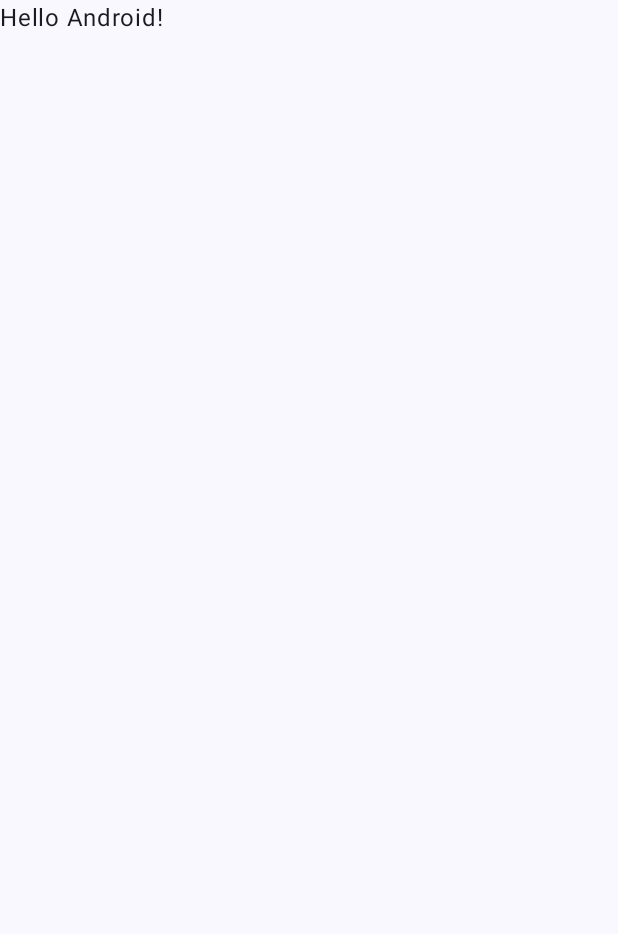
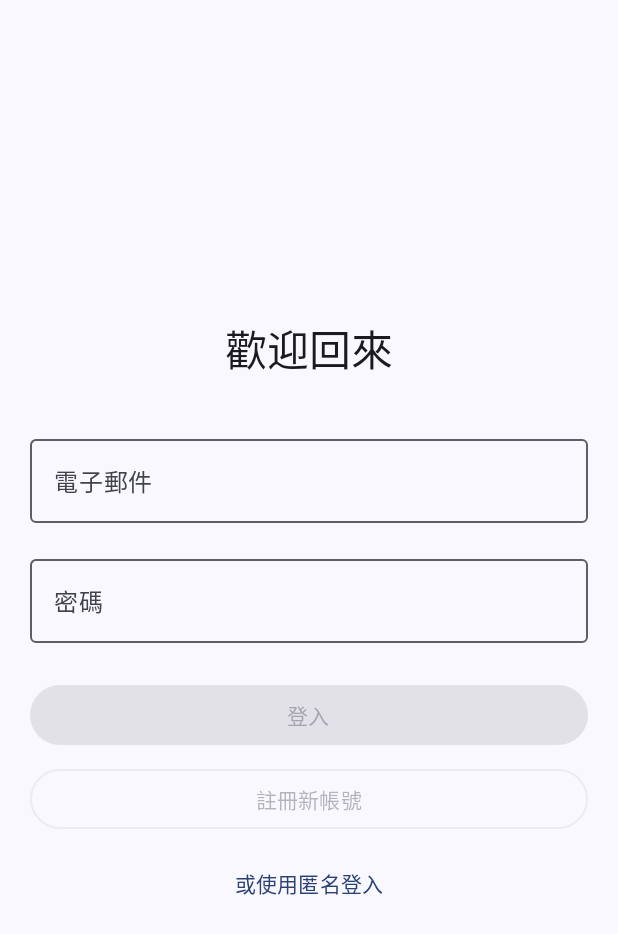
Before and after one commit to lily51527/workout-log, an Android app built with Jetpack Compose: the screen it shows after launch (MainActivity), on a phone screen of 412 x 824 dp. Before the commit the part shown is almost empty. Shown: the top 934 px of the screen. Run offline under Robolectric (Android 15) with nearby library versions, the phone set to English and light mode, and no system bars; our stand-ins replace Dagger/Hilt's generated code, Firebase (no records; nobody signed in at launch, a user with empty details on screens opened directly).

Commit message:
Add AppModule.kt, Navigation.kt, Login.kt, AuthViewModel.kt

```diff
--- a/app/src/main/java/idv/wennyli/workoutlog/MainActivity.kt
+++ b/app/src/main/java/idv/wennyli/workoutlog/MainActivity.kt
@@ -4,44 +4,58 @@ import android.os.Bundle
 import androidx.activity.ComponentActivity
 import androidx.activity.compose.setContent
 import androidx.activity.enableEdgeToEdge
+import androidx.compose.foundation.layout.Box
 import androidx.compose.foundation.layout.fillMaxSize
 import androidx.compose.foundation.layout.padding
+import androidx.compose.material3.MaterialTheme
 import androidx.compose.material3.Scaffold
+import androidx.compose.material3.Surface
 import androidx.compose.material3.Text
 import androidx.compose.runtime.Composable
 import androidx.compose.ui.Modifier
 import androidx.compose.ui.tooling.preview.Preview
+import androidx.navigation.compose.rememberNavController
+import com.google.firebase.Firebase
+import com.google.firebase.auth.FirebaseAuth
+import com.google.firebase.auth.auth
+import idv.wennyli.workoutlog.ui.navigation.MainNavHost
+import idv.wennyli.workoutlog.ui.navigation.Screen
 import idv.wennyli.workoutlog.ui.theme.WorkoutLogTheme
+import javax.inject.Inject
 
 class MainActivity : ComponentActivity() {
+    @Inject
+    lateinit var auth: FirebaseAuth
+
     override fun onCreate(savedInstanceState: Bundle?) {
         super.onCreate(savedInstanceState)
         enableEdgeToEdge()
         setContent {
             WorkoutLogTheme {
-                Scaffold(modifier = Modifier.fillMaxSize()) { innerPadding ->
-                    Greeting(
-                        name = "Android",
-                        modifier = Modifier.padding(innerPadding)
-                    )
+                Surface(
+                    modifier = Modifier.fillMaxSize(),
+                    color = MaterialTheme.colorScheme.background
+                ) {
+                    val navController = rememberNavController()
+
+                    // 判斷起始畫面：如果使用者已登入，直接進入主畫面，否則顯示登入畫面
+//                    val startDestination = if (auth.currentUser != null) {
+//                        Screen.WorkoutLog.route
+//                    } else {
+//                        Screen.Login.route
+//                    }
+
+                    MainNavHost(navController = navController, startDestination = Screen.Login.route)
                 }
             }
         }
     }
 }
 
-@Composable
-fun Greeting(name: String, modifier: Modifier = Modifier) {
-    Text(
-        text = "Hello $name!",
-        modifier = modifier
-    )
-}
-
-@Preview(showBackground = true)
-@Composable
-fun GreetingPreview() {
-    WorkoutLogTheme {
-        Greeting("Android")
-    }
-}
+//@Preview(showBackground = true)
+//@Composable
+//fun GreetingPreview() {
+//    WorkoutLogTheme {
+//
+//    }
+//}
--- /dev/null
+++ b/app/src/main/java/idv/wennyli/workoutlog/di/AppModule.kt
@@ -0,0 +1,34 @@
+package idv.wennyli.workoutlog.di
+
+import com.google.firebase.Firebase
+import com.google.firebase.auth.FirebaseAuth
+import com.google.firebase.auth.auth
+import com.google.firebase.firestore.FirebaseFirestore
+import com.google.firebase.firestore.firestore
+import dagger.Module
+import dagger.Provides
+import dagger.hilt.InstallIn
+import dagger.hilt.components.SingletonComponent
+import idv.wennyli.workoutlog.data.repository.WorkoutRepository
+import idv.wennyli.workoutlog.data.repository.WorkoutRepositoryImpl
+import javax.inject.Singleton
+
+@Module
+@InstallIn(SingletonComponent::class)
+object AppModule {
+
+    @Provides
+    @Singleton
+    fun provideFirebaseAuth(): FirebaseAuth = Firebase.auth
+
+    @Provides
+    @Singleton
+    fun provideFirebaseFirestore(): FirebaseFirestore = Firebase.firestore
+
+//    @Provides
+//    @Singleton
+//    fun provideWorkoutRepository(
+//        auth: FirebaseAuth,
+//        firestore: FirebaseFirestore
+//    ): WorkoutRepository = WorkoutRepositoryImpl(auth, firestore)
+}
--- /dev/null
+++ b/app/src/main/java/idv/wennyli/workoutlog/ui/navigation/Navigation.kt
@@ -0,0 +1,31 @@
+package idv.wennyli.workoutlog.ui.navigation
+
+import androidx.compose.runtime.Composable
+import androidx.navigation.NavHostController
+import androidx.navigation.compose.NavHost
+import androidx.navigation.compose.composable
+import idv.wennyli.workoutlog.ui.view.Login
+
+sealed class Screen(val route: String) {
+    object Login : Screen("login_screen")
+    object WorkoutLog : Screen("workout_log_screen")
+    object Timer : Screen("timer_screen")
+}
+
+@Composable
+fun MainNavHost(
+    navController: NavHostController,
+    startDestination: String
+) {
+    NavHost(navController = navController, startDestination = startDestination) {
+        composable(Screen.Login.route) {
+            Login(navController)
+        }
+        composable(Screen.WorkoutLog.route) {
+
+        }
+        composable(Screen.Timer.route) {
+
+        }
+    }
+}
--- /dev/null
+++ b/app/src/main/java/idv/wennyli/workoutlog/ui/view/Login.kt
@@ -0,0 +1,181 @@
+package idv.wennyli.workoutlog.ui.view
+
+import androidx.compose.foundation.layout.Arrangement
+import androidx.compose.foundation.layout.Box
+import androidx.compose.foundation.layout.Column
+import androidx.compose.foundation.layout.Spacer
+import androidx.compose.foundation.layout.fillMaxSize
+import androidx.compose.foundation.layout.fillMaxWidth
+import androidx.compose.foundation.layout.height
+import androidx.compose.foundation.layout.padding
+import androidx.compose.foundation.layout.size
+import androidx.compose.foundation.text.KeyboardOptions
+import androidx.compose.material3.Button
+import androidx.compose.material3.CircularProgressIndicator
+import androidx.compose.material3.MaterialTheme
+import androidx.compose.material3.OutlinedButton
+import androidx.compose.material3.OutlinedTextField
+import androidx.compose.material3.Text
+import androidx.compose.material3.TextButton
+import androidx.compose.runtime.Composable
+import androidx.compose.runtime.collectAsState
+import androidx.compose.runtime.getValue
+import androidx.compose.runtime.mutableStateOf
+import androidx.compose.runtime.remember
+import androidx.compose.runtime.setValue
+import androidx.compose.ui.Alignment
+import androidx.compose.ui.Modifier
+import androidx.compose.ui.text.input.KeyboardType
+import androidx.compose.ui.tooling.preview.Preview
+import androidx.compose.ui.unit.dp
+import androidx.hilt.navigation.compose.hiltViewModel
+import androidx.navigation.NavController
+import idv.wennyli.workoutlog.ui.theme.WorkoutLogTheme
+import idv.wennyli.workoutlog.ui.viewmodel.AuthState
+import idv.wennyli.workoutlog.ui.viewmodel.AuthViewModel
+
+@Composable
+fun Login(
+    navController: NavController,
+    viewModel: AuthViewModel = hiltViewModel()
+) {
+    var email by remember { mutableStateOf("") }
+    var password by remember { mutableStateOf("") }
+    val authState by viewModel.authState.collectAsState()
+
+    LoginScreen(
+        email = email,
+        password = password,
+        authState = authState,
+        onEmailChange = { email = it },
+        onPasswordChange = { password = it },
+        onLoginClick = {
+            viewModel.signInWithEmail(email, password)
+        },
+        onRegisterClick = {
+            viewModel.registerWithEmail(email, password)
+        },
+        onLoginAnonymouslyClick = {
+            viewModel.signInAnonymously()
+        }
+    )
+}
+
+@Composable
+fun LoginScreen(
+    email: String,
+    password: String,
+    authState: AuthState,
+    onEmailChange: (String) -> Unit,
+    onPasswordChange: (String) -> Unit,
+    onLoginClick: () -> Unit,
+    onRegisterClick: () -> Unit,
+    onLoginAnonymouslyClick: () -> Unit
+) {
+    Box(
+        modifier = Modifier
+            .fillMaxSize()
+            .padding(20.dp),
+        contentAlignment = Alignment.Center
+    ) {
+        Column(
+            horizontalAlignment = Alignment.CenterHorizontally,
+            verticalArrangement = Arrangement.Center,
+            modifier = Modifier.fillMaxSize()
+        ) {
+            Text("歡迎回來", style = MaterialTheme.typography.headlineMedium)
+            Spacer(modifier = Modifier.height(32.dp))
+
+            OutlinedTextField(
+                value = email,
+                onValueChange = onEmailChange,
+                label = { Text("電子郵件") },
+                modifier = Modifier.fillMaxWidth(),
+                keyboardOptions = KeyboardOptions(keyboardType = KeyboardType.Email),
+                singleLine = true
+            )
+            Spacer(modifier = Modifier.height(16.dp))
+
+            OutlinedTextField(
+                value = password,
+                onValueChange = onPasswordChange,
+                label = { Text("密碼") },
+                modifier = Modifier.fillMaxWidth(),
+                keyboardOptions = KeyboardOptions(keyboardType = KeyboardType.Password),
+                singleLine = true
+            )
+            Spacer(modifier = Modifier.height(24.dp))
+
+            if (authState is AuthState.Loading) {
+                CircularProgressIndicator()
+            } else {
+                Button(
+                    onClick = onLoginClick,
+                    modifier = Modifier.fillMaxWidth(),
+                    enabled = email.isNotBlank() && password.isNotBlank()
+                ) {
+                    Text("登入")
+                }
+                Spacer(modifier = Modifier.height(8.dp))
+
+                OutlinedButton(
+                    onClick = onRegisterClick,
+                    modifier = Modifier.fillMaxWidth(),
+                    enabled = email.isNotBlank() && password.isNotBlank()
+                ) {
+                    Text("註冊新帳號")
+                }
+                Spacer(modifier = Modifier.height(8.dp))
+
+                TextButton(
+                    onClick = onLoginAnonymouslyClick
+                ) {
+                    Text("或使用匿名登入")
+                }
+            }
+
+            if (authState is AuthState.Error) {
+                Spacer(modifier = Modifier.height(16.dp))
+                Text(
+                    text = authState.message,
+                    color = MaterialTheme.colorScheme.error,
+                    style = MaterialTheme.typography.bodyMedium
+                )
+            }
+        }
+    }
+}
+
+@Preview(showBackground = true, name = "AuthState Idle")
+@Composable
+private fun LoginScreenPreview() {
+    WorkoutLogTheme {
+        LoginScreen(
+            email = "william.henry.harrison@example-pet-store.com",
+            password = "password",
+            authState = AuthState.Idle,
+            onEmailChange = {},
+            onPasswordChange = {},
+            onLoginClick = {},
+            onRegisterClick = {},
+            onLoginAnonymouslyClick = {}
+        )
+    }
+}
+
+@Preview(showBackground = true, name = "AuthState Error")
+@Composable
+private fun LoginScreenPreview_LoginError() {
+    WorkoutLogTheme {
+        LoginScreen(
+            email = "william.henry.harrison@example-pet-store.com",
+            password = "password",
+            authState = AuthState.Error("電子郵件格式不正確。"),
+            onEmailChange = {},
+            onPasswordChange = {},
+            onLoginClick = {},
+            onRegisterClick = {},
+            onLoginAnonymouslyClick = {}
+        )
+    }
+}
```
Also changed, not shown: app/src/main/java/idv/wennyli/workoutlog/ui/viewmodel/AuthViewModel.kt (added, +90 -0 lines).
